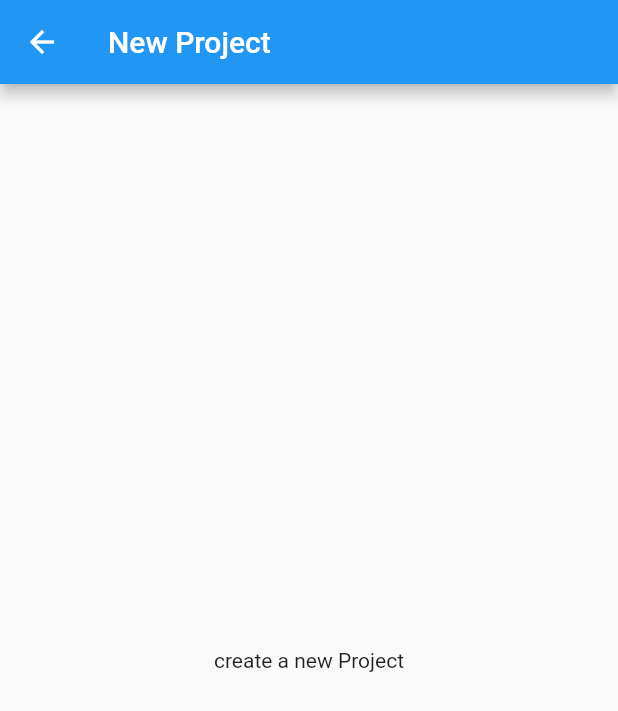
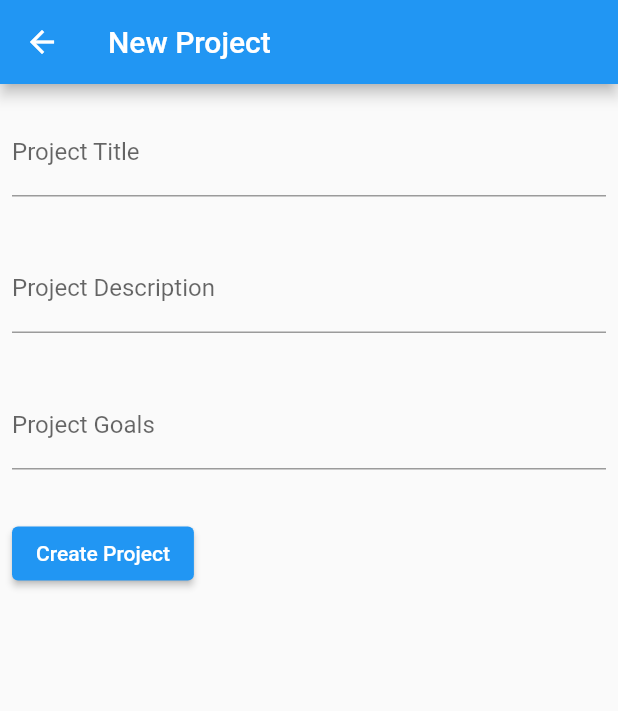
Before and after one commit to gracelcai/ide-app, a Flutter app: the NewProject screen opened directly, on a phone screen of 412 x 824 dp. Shown: the top 711 px of the screen. Run offline on Flutter 3.47's test engine with Material 2 defaults, Android fonts, the phone set to English and light mode, and no system bars; our stand-ins replace cloud_firestore, firebase_auth, firebase_core; accounts and stored records are empty.

Commit message:
new project page

```diff
--- a/lib/new_project.dart
+++ b/lib/new_project.dart
@@ -9,9 +9,60 @@ class NewProject extends StatelessWidget {
   Widget build(BuildContext context) {
     return Scaffold(
       appBar: AppBar(title: Text("New Project")),
-      body: const Center(
-        child: Text('create a new Project'),
-      ),
+      body: const ProjectInfo(),
     );
   }
 }
+
+class ProjectInfo extends StatelessWidget {
+  const ProjectInfo({Key? key}) : super(key: key);
+
+  @override
+  Widget build(BuildContext context) {
+    return Column(
+      crossAxisAlignment: CrossAxisAlignment.start,
+      children: <Widget>[
+        Padding(
+          padding: const EdgeInsets.symmetric(horizontal: 8, vertical: 16),
+          child: TextFormField(
+            decoration: const InputDecoration(
+              border: UnderlineInputBorder(),
+              labelText: 'Project Title',
+            ),
+          ),
+        ),
+        Padding(
+          padding: const EdgeInsets.symmetric(horizontal: 8, vertical: 16),
+          child: TextFormField(
+            decoration: const InputDecoration(
+              border: UnderlineInputBorder(),
+              labelText: 'Project Description',
+            ),
+          ),
+        ),
+        Padding(
+          padding: const EdgeInsets.symmetric(horizontal: 8, vertical: 16),
+          child: TextFormField(
+            decoration: const InputDecoration(
+              border: UnderlineInputBorder(),
+              labelText: 'Project Goals',
+            ),
+          ),
+        ),
+        Padding(
+          padding: const EdgeInsets.symmetric(horizontal: 8, vertical: 16),
+          child: ElevatedButton(
+            onPressed: () {
+              //also needs to somehow make a project that shows up in home page
+              Navigator.push(
+                context,
+                MaterialPageRoute(builder: (context) => const MyHomePage()),
+              );
+            },
+            child: const Text('Create Project'),
+          ),
+        )
+      ],
+    );
+  }
+}
```
